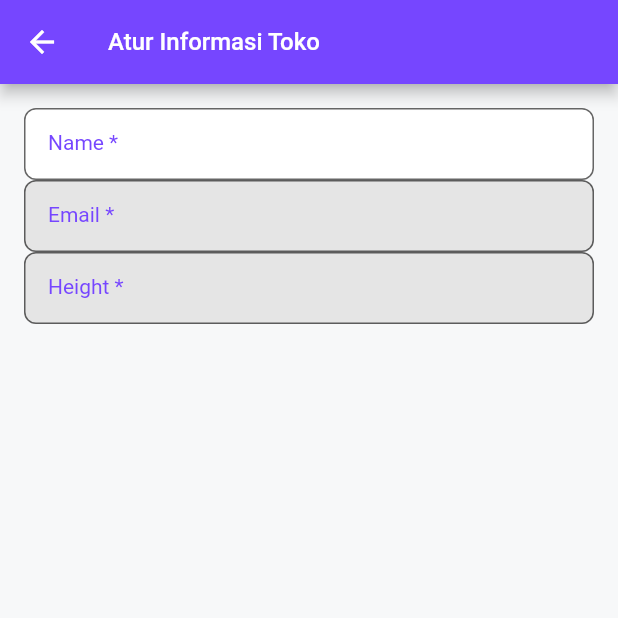
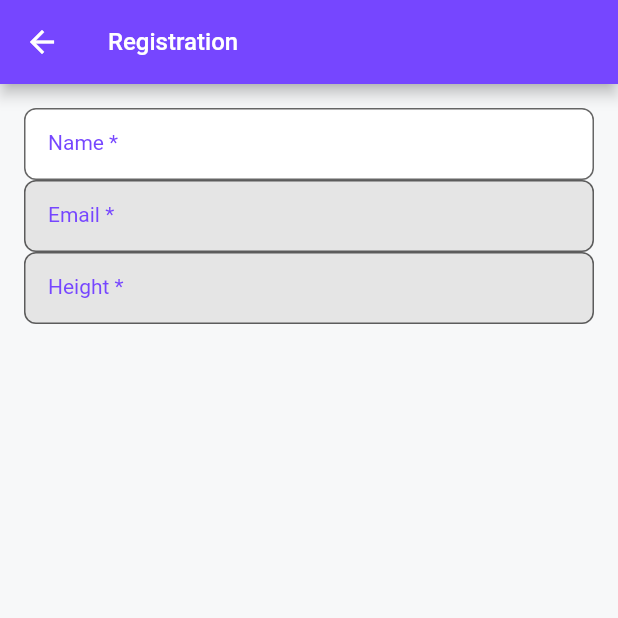
Before and after one commit to ezraricad2/fit_tracker_app, a Flutter app: the RegisterPage screen opened directly, on a phone screen of 412 x 824 dp, the top half of it. Run offline on Flutter 3.47's test engine with Material 2 defaults, Android fonts, the phone set to English and light mode, and no system bars; our stand-ins replace bloc, cloud_firestore, dio, equatable, firebase_auth, firebase_core and 3 more; accounts and stored records are empty.

Commit message:
first commit

```diff
--- a/lib/app/screen/register_page.dart
+++ b/lib/app/screen/register_page.dart
@@ -36,7 +36,7 @@ class _RegisterPageState extends State<RegisterPage> {
             icon: Icon(Icons.arrow_back_outlined, color: systemWhiteColor),
             onPressed: () => _onWillPop(),
           ),
-          title: Text('Atur Informasi Toko', style: p16.white),
+          title: Text('Registration', style: p16.white),
         ),
         body: Column(
           children: [
```
